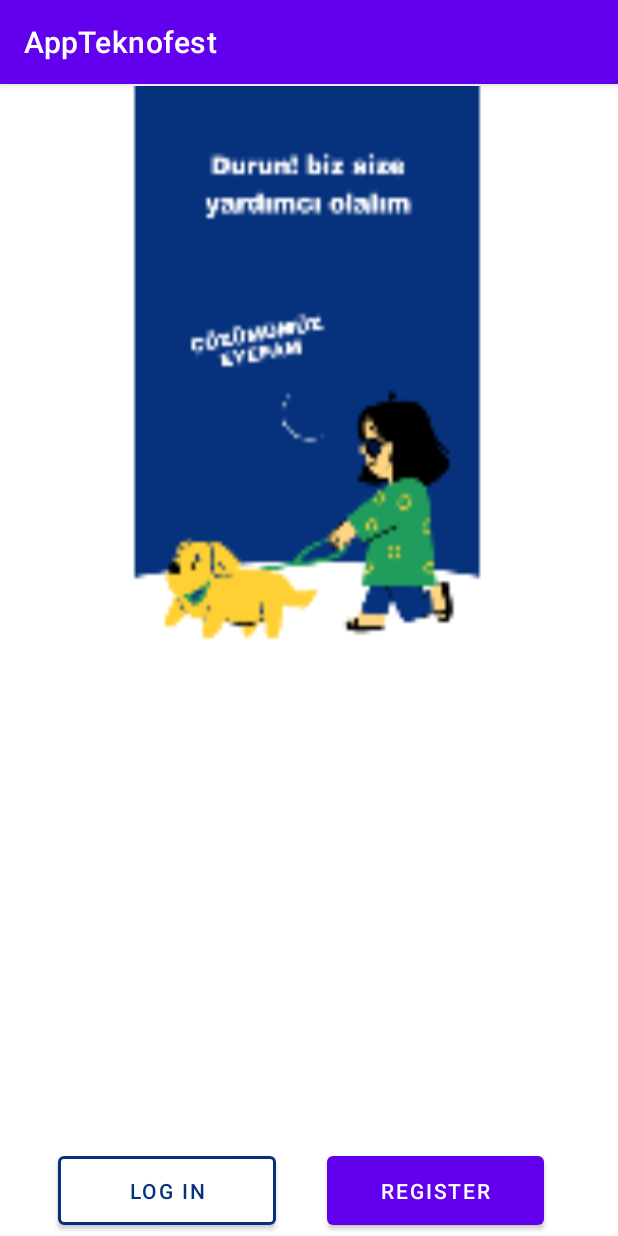
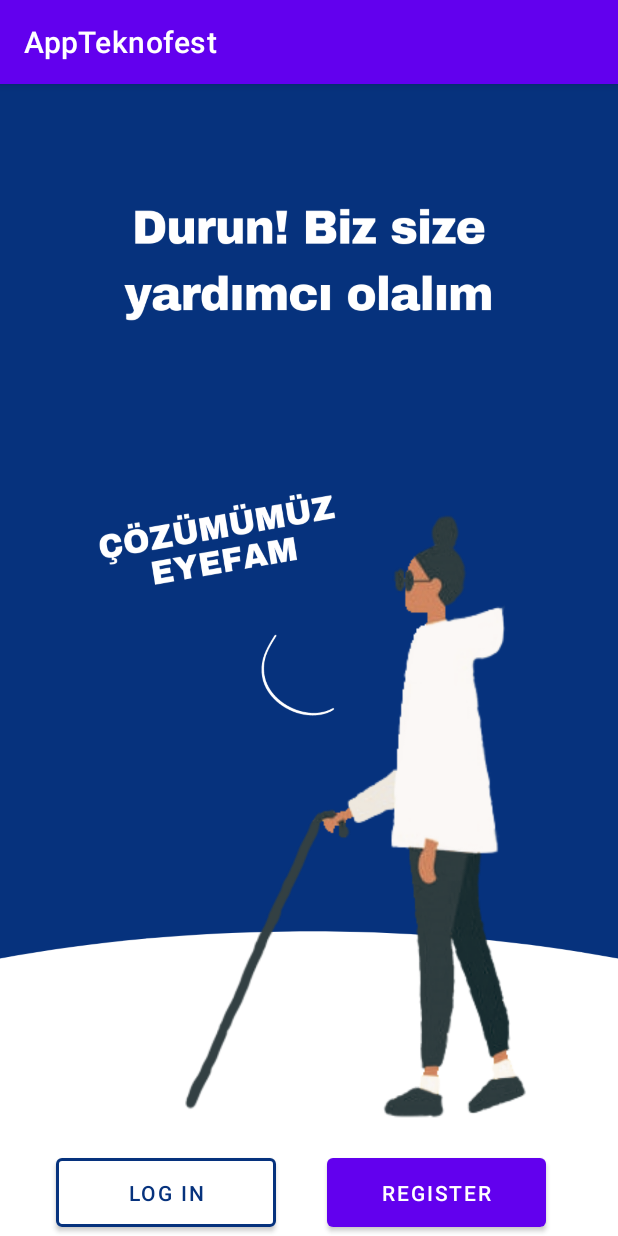
Before and after one commit to ahmetozyoruk/Teknofest_Projesi, an Android app: the screen it shows after launch (MainActivity), on a phone screen of 412 x 824 dp. Run offline under Robolectric (Android 15) with nearby library versions, the phone set to English and light mode, and no system bars; libraries missing offline, so code that uses them is left out: com.google.api.client, com.google.api.services.

Commit message:
IntroductionPage

```diff
--- a/Uygulama/AppTeknofest/app/src/main/res/layout/activity_main.xml
+++ b/Uygulama/AppTeknofest/app/src/main/res/layout/activity_main.xml
@@ -9,12 +9,8 @@
     <androidx.fragment.app.FragmentContainerView
         android:id="@+id/fragmentContainerView"
         android:name="androidx.navigation.fragment.NavHostFragment"
-        android:layout_width="0dp"
-        android:layout_height="0dp"
-        android:layout_marginStart="1dp"
-        android:layout_marginTop="1dp"
-        android:layout_marginEnd="1dp"
-        android:layout_marginBottom="1dp"
+        android:layout_height="match_parent"
+        android:layout_width="match_parent"
         app:defaultNavHost="true"
         app:layout_constraintBottom_toBottomOf="parent"
         app:layout_constraintEnd_toEndOf="parent"
--- a/Uygulama/AppTeknofest/app/src/main/res/layout/fragment_introductionragment.xml
+++ b/Uygulama/AppTeknofest/app/src/main/res/layout/fragment_introductionragment.xml
@@ -4,19 +4,9 @@
     xmlns:tools="http://schemas.android.com/tools"
     android:layout_width="match_parent"
     android:layout_height="match_parent"
-    android:background="#FFFFFF"
+    android:background="@drawable/background"
     tools:context=".Introductionragment">
 
-
-    <ImageView
-        android:id="@+id/imageView2"
-        android:layout_width="match_parent"
-        android:layout_height="432dp"
-        android:scaleType="fitXY"
-        android:src="@mipmap/ic_launcher_foreground9"
-        app:layout_constraintEnd_toEndOf="parent"
-        app:layout_constraintStart_toStartOf="parent"
-        app:layout_constraintTop_toTopOf="parent" />
 
     <Button
         android:id="@+id/loginBtn"
```
Also changed, not shown: Uygulama/AppTeknofest/app/src/main/res/drawable-v24/background.png (added).
